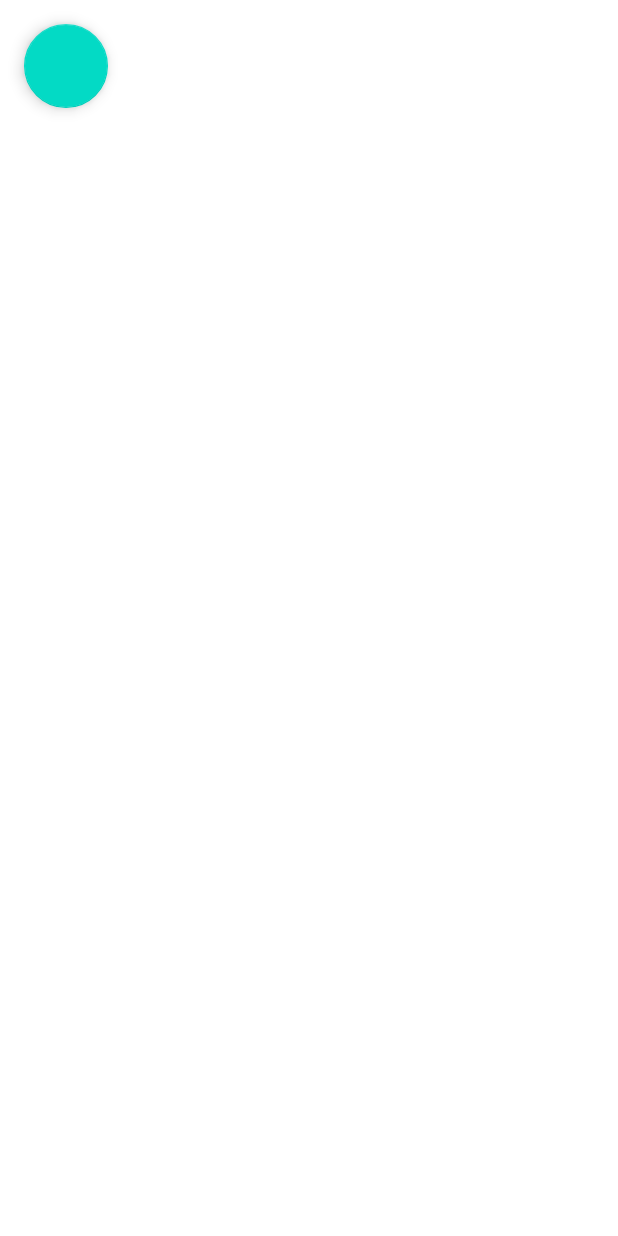
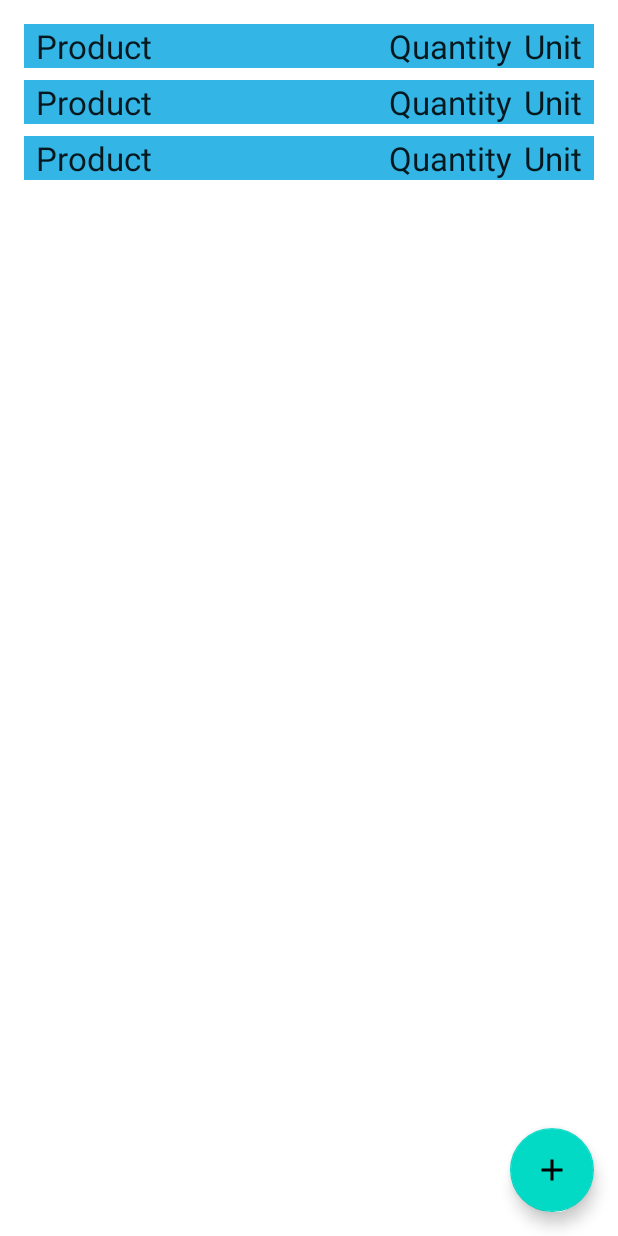
Before and after one commit to DonovanBrowne/Part2, an Android app: the layout activity_shopping_list.xml on its own in the app's theme, with its tools: preview values and no code run, on a phone screen of 412 x 824 dp. Run offline under Robolectric (Android 15) with nearby library versions, the phone set to English and light mode, and no system bars.

Commit message:
Fixed task 5

```diff
--- a/app/src/main/AndroidManifest.xml
+++ b/app/src/main/AndroidManifest.xml
@@ -23,6 +23,8 @@
                 android:name="android.support.PARENT_ACTIVITY"
                 android:value=".MainActivity" />
         </activity>
+        <activity android:name="uk.ac.le.co2103.part2.shoppinglistapp.AddProductActivity" />
+        <activity android:name="uk.ac.le.co2103.part2.shoppinglistapp.UpdateProductActivity" />
 
     </application>
 
--- a/app/src/main/java/uk/ac/le/co2103/part2/shoppinglistapp/adapter/ProductListAdapter.java
+++ b/app/src/main/java/uk/ac/le/co2103/part2/shoppinglistapp/adapter/ProductListAdapter.java
@@ -25,7 +25,6 @@ public class ProductListAdapter extends RecyclerView.Adapter<ProductListAdapter.
     public interface OnItemClickListener {
         void onItemClick(Product product);
     }
-
 
     public void setProducts(List<Product> products) {
         this.products = products;
--- a/app/src/main/res/layout/activity_shopping_list.xml
+++ b/app/src/main/res/layout/activity_shopping_list.xml
@@ -1,33 +1,36 @@
 <?xml version="1.0" encoding="utf-8"?>
-<RelativeLayout xmlns:android="http://schemas.android.com/apk/res/android"
+<androidx.constraintlayout.widget.ConstraintLayout xmlns:android="http://schemas.android.com/apk/res/android"
+    xmlns:app="http://schemas.android.com/apk/res-auto"
     android:layout_width="match_parent"
     android:layout_height="match_parent"
-    xmlns:app="http://schemas.android.com/apk/res-auto">
+    xmlns:tools="http://schemas.android.com/tools">
 
+    <!-- RecyclerView for the shopping list -->
+
+    <!-- FloatingActionButton for adding products -->
+
+    <androidx.recyclerview.widget.RecyclerView
+        android:id="@+id/recyclerview_product"
+        android:layout_width="match_parent"
+        android:layout_height="0dp"
+        android:padding="16dp"
+        android:scrollbars="vertical"
+        app:layout_constraintEnd_toEndOf="parent"
+        app:layout_constraintHorizontal_bias="1.0"
+        app:layout_constraintStart_toStartOf="parent"
+        app:layout_constraintTop_toTopOf="parent"
+        tools:listitem="@layout/recyclerview_product_item" />
 
     <com.google.android.material.floatingactionbutton.FloatingActionButton
         android:id="@+id/fabAddProduct"
         android:layout_width="wrap_content"
         android:layout_height="wrap_content"
-        android:layout_gravity="bottom|end"
-        android:layout_margin="16dp"
-        android:src="@drawable/ic_add"
-        app:layout_anchor="@id/recyclerview_product"
-        app:layout_anchorGravity="bottom|end"
+        android:layout_marginEnd="16dp"
+        android:layout_marginBottom="16dp"
+        android:clickable="true"
         android:contentDescription="@string/add_product"
-        app:srcCompat="@drawable/ic_add"
         app:layout_constraintBottom_toBottomOf="parent"
         app:layout_constraintEnd_toEndOf="parent"
-        app:layout_constraintHorizontal_bias="0.95"
-        app:layout_constraintStart_toStartOf="parent"
-        app:layout_constraintTop_toTopOf="parent" />
+        app:srcCompat="@drawable/ic_baseline_add_24" />
 
-
-    <androidx.recyclerview.widget.RecyclerView
-        android:id="@+id/recyclerview_product"
-        android:layout_width="match_parent"
-        android:layout_height="match_parent"
-        android:padding="16dp"
-        android:scrollbars="vertical" />
-
-</RelativeLayout>
+</androidx.constraintlayout.widget.ConstraintLayout>
--- a/app/src/main/res/layout/recyclerview_product_item.xml
+++ b/app/src/main/res/layout/recyclerview_product_item.xml
@@ -1,28 +1,31 @@
 <?xml version="1.0" encoding="utf-8"?>
 <LinearLayout xmlns:android="http://schemas.android.com/apk/res/android"
+    android:orientation="horizontal"
     android:layout_width="match_parent"
-    android:layout_height="wrap_content"
-    android:orientation="horizontal"
-    android:padding="16dp">
+    android:layout_height="wrap_content">
 
     <TextView
         android:id="@+id/name_text_view"
+        style="@style/item_title"
         android:layout_width="0dp"
         android:layout_height="wrap_content"
         android:layout_weight="1"
-        android:textSize="16sp" />
+        android:background="@android:color/holo_blue_light"
+        android:text="Product" />
+
 
     <TextView
         android:id="@+id/quantity_text_view"
+        style="@style/item_title"
         android:layout_width="wrap_content"
         android:layout_height="wrap_content"
-        android:layout_marginLeft="8dp"
-        android:textSize="16sp" />
+        android:text="Quantity" />
 
     <TextView
         android:id="@+id/unit_text_view"
+        style="@style/item_title"
         android:layout_width="wrap_content"
         android:layout_height="wrap_content"
-        android:layout_marginLeft="8dp"
-        android:textSize="16sp" />
+        android:paddingRight="8dp"
+        android:text="Unit" />
 </LinearLayout>
--- a/app/src/main/res/values/strings.xml
+++ b/app/src/main/res/values/strings.xml
@@ -16,6 +16,7 @@
     <string name="hint_product_name">Enter Product Name</string>
     <string name="hint_quantity">Quantity</string>
     <string name="save">Save</string>
+    <string name="item_name">Item name</string>
 
 
 </resources>
```
Also changed, not shown: app/src/main/java/uk/ac/le/co2103/part2/shoppinglistapp/AddProductActivity.java (+27 -9 lines), app/src/main/java/uk/ac/le/co2103/part2/shoppinglistapp/ShoppingListActivity.java (+3 -11 lines), app/src/main/java/uk/ac/le/co2103/part2/shoppinglistapp/dao/ProductDao.java (+6 -2 lines), app/src/main/res/layout/activity_add_product.xml (+6 -3 lines).
